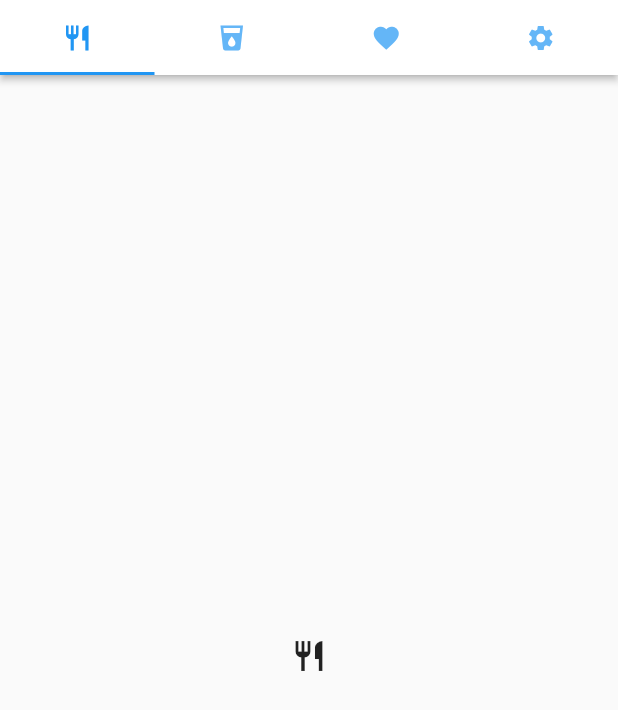
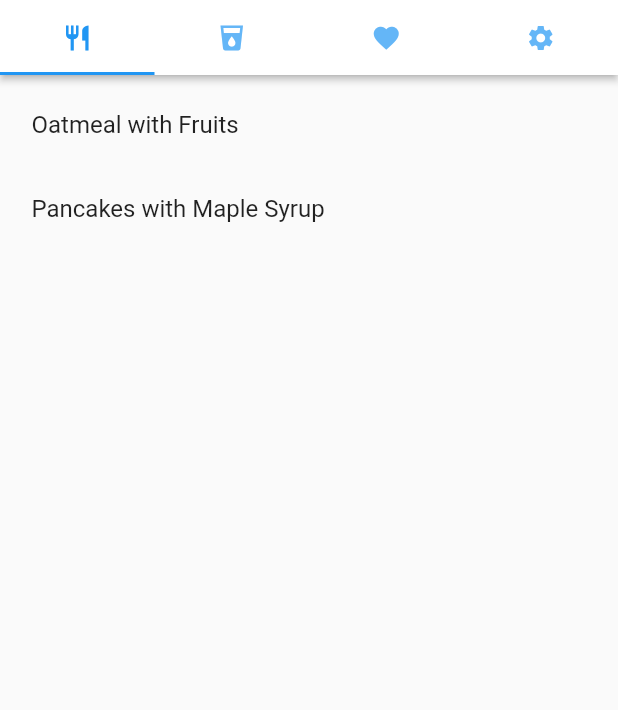
Before and after one commit to pawanman56/recipe_app, a Flutter app: the screen it shows after launch, on a phone screen of 412 x 824 dp. Shown: the top 710 px of the screen. Run offline on Flutter 3.47's test engine with Material 2 defaults, Android fonts, the phone set to English and light mode, and no system bars; missing offline and left inert: duration.

Commit message:
List View created with Data Model

```diff
--- /dev/null
+++ b/lib/model/recipe.dart
@@ -0,0 +1,26 @@
+import 'package:duration/duration.dart';
+
+enum RecipeType {
+  food,
+  drink
+}
+
+class Recipe {
+  final String id;
+  final RecipeType type;
+  final String name;
+  final Duration duration;
+  final List<String> ingredients;
+  final List<String> preparation;
+  final String imageUrl;
+
+  const Recipe({
+    this.id,
+    this.type,
+    this.name,
+    this.duration,
+    this.ingredients,
+    this.preparation,
+    this.imageUrl,
+  });
+}
--- a/lib/ui/screens/home.dart
+++ b/lib/ui/screens/home.dart
@@ -1,8 +1,46 @@
 import 'package:flutter/material.dart';
 
-class HomeScreen extends StatelessWidget {
+import 'package:recipe_app/model/recipe.dart';
+import 'package:recipe_app/utils/store.dart';
+
+class HomeScreen extends StatefulWidget {
+  @override
+  State<StatefulWidget> createState() => new HomeScreenState();
+}
+
+class HomeScreenState extends State<HomeScreen> {
+
+  List<Recipe> recipes = getRecipes();
+  List<String> userFavorites = getFavoritesIds();
+
+  void _handleFavoritesListChanged(String recipeId) {
+    setState(() {
+      if (userFavorites.contains(recipeId)) {
+        userFavorites.remove(recipeId);
+      } else {
+        userFavorites.add(recipeId);
+      }
+    });
+  }
+
   @override
   Widget build(BuildContext context) {
+
+    Column _buildRecipes(List<Recipe> recipesList) {
+      return Column(
+        children: <Widget>[
+          Expanded(
+            child: ListView.builder(
+              itemCount: recipesList.length,
+              itemBuilder: (BuildContext context, int index) {
+                return ListTile(title: Text(recipesList[index].name),);
+              },
+            ),
+          )
+        ],
+      );
+    }
+
     double _iconSize = 20.0;
 
     return DefaultTabController(
@@ -28,10 +66,23 @@ class HomeScreen extends StatelessWidget {
           padding: EdgeInsets.all(5.0),
           child: TabBarView(
             children: [
-              Center(child: Icon(Icons.restaurant)),
-              Center(child: Icon(Icons.local_drink)),
-              Center(child: Icon(Icons.favorite)),
-              Center(child: Icon(Icons.settings)),
+              // Display recipes of type food
+              _buildRecipes(recipes
+                .where((recipe) => recipe.type == RecipeType.food)
+                .toList()
+              ),
+
+              // Display recipes of type drink
+              _buildRecipes(recipes
+                .where((recipe) => recipe.type == RecipeType.drink)
+                .toList()
+              ),
+
+              // Display favorite recipes
+              _buildRecipes(recipes
+                .where((recipe) => userFavorites.contains(recipe.id))
+                .toList()
+              ),
             ],
           ),
         ),
--- /dev/null
+++ b/lib/utils/store.dart
@@ -0,0 +1,89 @@
+import 'package:recipe_app/model/recipe.dart';
+
+List<Recipe> getRecipes() {
+  return[
+    Recipe(
+      id: '0',
+      type: RecipeType.food,
+      name: 'Oatmeal with Fruits',
+      duration: Duration(minutes: 15),
+      ingredients: [
+        '100g of Oats',
+        '100ml of Milk',
+        'Fruits of your choice',
+        'Honey',
+        'Cinnamon'
+      ],
+      preparation: [
+        'Step 1',
+        'Step 2',
+        'Step 3',
+      ],
+      imageUrl: 'https://images.unsplash.com/photo-1517673400267-0251440c45dc?ixlib=rb-0.3.5&ixid=eyJhcHBfaWQiOjEyMDd9&s=f197f4922b3f26ed3f4e3e66a113b67b&auto=format&fit=crop&w=1050&q=80',
+    ),
+    Recipe(
+      id: '1',
+      type: RecipeType.food,
+      name: 'Pancakes with Maple Syrup',
+      duration: Duration(minutes: 20),
+      ingredients: [
+        '2 eggs',
+        '100ml of milk',
+        '50g of flour',
+        '10g of butter',
+        'Baking powder',
+        'Maple syrup',
+      ],
+      preparation: [
+        'Step 1',
+        'Step 2',
+        'Step 3',
+      ],
+      imageUrl: 'https://images.unsplash.com/photo-1517741991040-91338b176129?ixlib=rb-0.3.5&ixid=eyJhcHBfaWQiOjEyMDd9&s=f65c4032c1b3131f829d464fb979f5e8&auto=format&fit=crop&w=675&q=80',
+    ),
+    Recipe(
+      id: '2',
+      type: RecipeType.drink,
+      name: 'Strawberry Juice',
+      duration: Duration(minutes: 10),
+      ingredients: [
+        '100g of strawberries',
+        '500ml of water',
+        '2 teaspoons of sugar',
+        'Juice of half a lemon',
+      ],
+      preparation: [
+        'Step 1',
+        'Step 2',
+        'Step 3',
+      ],
+      imageUrl: 'https://images.unsplash.com/photo-1506802913710-40e2e66339c9?ixlib=rb-0.3.5&ixid=eyJhcHBfaWQiOjEyMDd9&s=c8ffc5bbb3719b5a46ee703acb0a0ac5&auto=format&fit=crop&w=634&q=80',
+    ),
+    Recipe(
+      id: '3',
+      type: RecipeType.drink,
+      name: 'Blueberry Smoothie',
+      duration: Duration(minutes: 10),
+      ingredients: [
+        '100g of fresh blueberries',
+        '200g of plain yoghurt',
+        '100g of milk',
+        '1 banana',
+      ],
+      preparation: [
+        'Step 1',
+        'Step 2',
+        'Step 3',
+      ],
+      imageUrl: 'https://images.unsplash.com/photo-1532301791573-4e6ce86a085f?ixlib=rb-0.3.5&ixid=eyJhcHBfaWQiOjEyMDd9&s=c0d9fe8ce9033db3a46ddf00bba92240&auto=format&fit=crop&w=1050&q=80',
+    ),
+  ];
+}
+
+List<String> getFavoritesIds() {
+  return[
+    '0',
+    '2',
+    '3'
+  ];
+}
--- a/pubspec.yaml
+++ b/pubspec.yaml
@@ -19,6 +19,7 @@ dependencies:
   # The following adds the Cupertino Icons font to your application.
   # Use with the CupertinoIcons class for iOS style icons.
   cupertino_icons: ^0.1.2
+  duration: ^2.0.2
 
 dev_dependencies:
   flutter_test:
```
